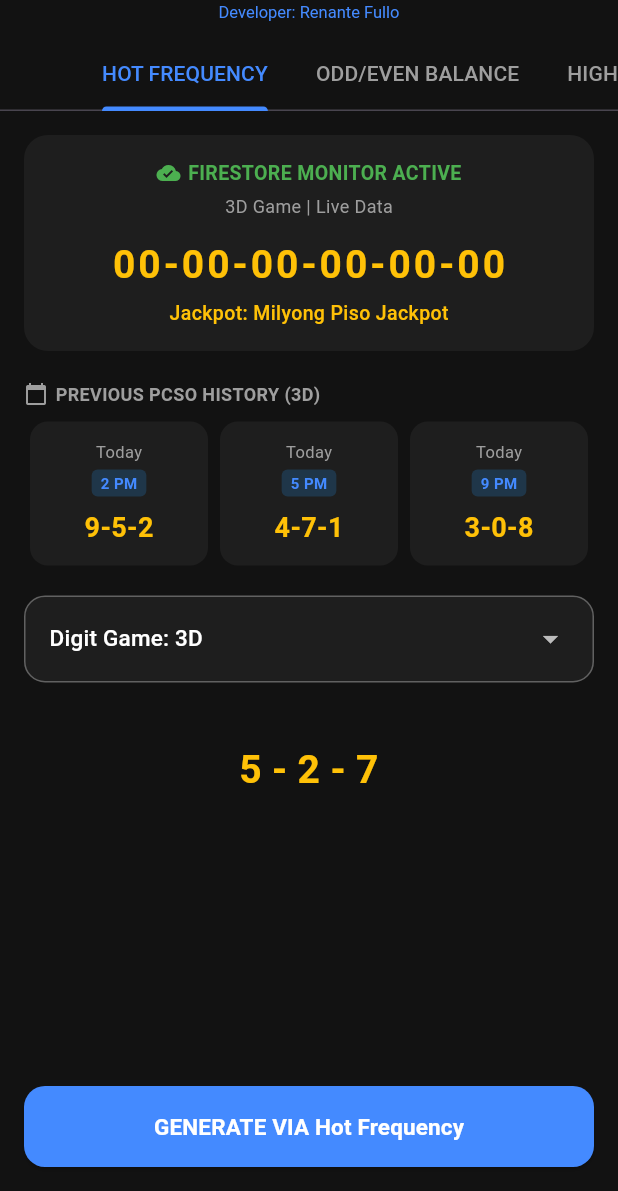
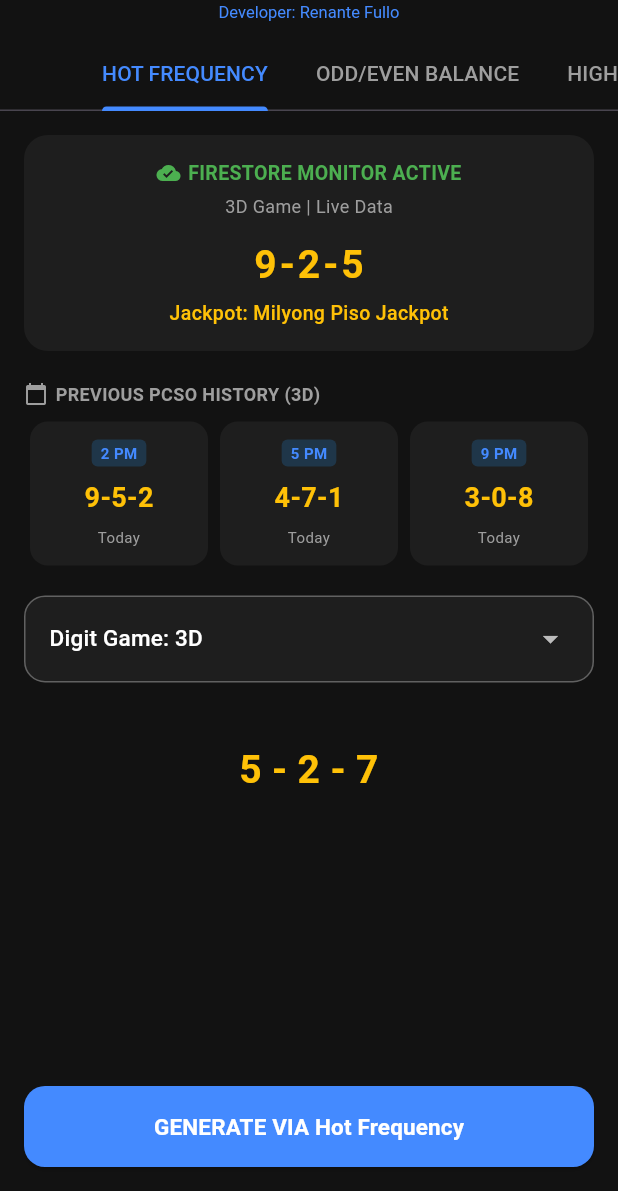
Before and after one commit to Saitama1978/lotto_picker, a Flutter app: the screen it shows after launch, after a tap on "GENERATE VIA Hot Frequency", on a phone screen of 412 x 824 dp, the part 45-1236 px from its top. Run offline on Flutter 3.47's test engine with Material 3 defaults, Android fonts, the light colour scheme and no system bars; our stand-ins replace cloud_firestore, firebase_core; accounts and stored records are empty.

Commit message:
Update main.dart

```diff
--- a/lotto_picker/lib/main.dart
+++ b/lotto_picker/lib/main.dart
@@ -6,7 +6,6 @@ import 'dart:math';
 void main() async {
   WidgetsFlutterBinding.ensureInitialized();
   try {
-    // 🎯 IBINALIK ANG TANGING SUSI PARA HINDI MAG-WHITE SCREEN:
     await Firebase.initializeApp(
       options: const FirebaseOptions(
         apiKey: 'AIzaSyA1B2C3D4E5F6G7H8I9J0K1L2M3N4O5P6Q',
@@ -55,13 +54,22 @@ class _HomeScreenState extends State<HomeScreen> with SingleTickerProviderStateM
   String selectedGameFreq = '3D';
   List<int> generatedNumbers = [];
 
-  // Live Screen Map states
+  // Live Screen States
   String cloudResult = "9-2-5";
   String history2pm = "9-5-2";
   String history5pm = "4-7-1";
   String history9pm = "3-0-8";
+
+  // History Dates State
+  String date2pm = "Today";
+  String date5pm = "Today";
+  String date9pm = "Today";
+
   String gameName = "3D Swertres";
   String jackpotPrize = "P4,500.00";
+
+  // 🎯 BAGONG STATE: Dito itatago ang Dynamic Hot Pool galing sa Cloud!
+  List<int> cloudHotPool = [5, 9, 2, 7, 0]; // Fallback if offline
 
   @override
   void initState() {
@@ -70,31 +78,23 @@ class _HomeScreenState extends State<HomeScreen> with SingleTickerProviderStateM
     _listenToFirestore(selectedGameFreq);
   }
 
-  // Live Listener galing sa Cloud Firestore
   void _listenToFirestore(String game) {
     FirebaseFirestore.instance.collection('pcso_data').doc(game).snapshots().listen((snapshot) {
       if (!mounted) return;
-
       if (!snapshot.exists) {
         _checkBackupCollection(game);
         return;
       }
-
       _updateScreenData(game, snapshot.data());
     });
   }
 
-  // Backup checker para sa 'results' collection mo
   void _checkBackupCollection(String game) {
     FirebaseFirestore.instance.collection('results').doc(game).snapshots().listen((snapshot) {
       if (!mounted || !snapshot.exists) {
         setState(() {
           gameName = game.contains('-') ? "$game Lotto" : "$game Game";
           jackpotPrize = "Milyong Piso Jackpot";
-          if (game == '2D') { cloudResult = "00-00"; jackpotPrize = "P4,000.00"; }
-          else if (game == '4D') { cloudResult = "0-0-0-0"; jackpotPrize = "P10,000.00+"; }
-          else if (game == '6D') { cloudResult = "0-0-0-0-0-0"; jackpotPrize = "P150,000.00+"; }
-          else { cloudResult = "00-00-00-00-00-00"; }
         });
         return;
       }
@@ -104,29 +104,52 @@ class _HomeScreenState extends State<HomeScreen> with SingleTickerProviderStateM
 
   void _updateScreenData(String game, Map<String, dynamic>? data) {
     setState(() {
+      String dbJackpot = (data?['jackpot'] ?? '').toString();
+
+      // 🎯 UTOS PARA HUGUTIN ANG HOT POOL GALING SA FIRESTORE
+      if (data != null && data.containsKey('hot_pool')) {
+        var rawPool = data['hot_pool'];
+        if (rawPool is List) {
+          cloudHotPool = rawPool.map((e) => int.parse(e.toString())).toList();
+        } else if (rawPool is String) {
+          // Kung string format tulad ng "5,9,2,7,0"
+          cloudHotPool = rawPool.split(',').map((e) => int.parse(e.trim())).toList();
+        }
+      } else {
+        // Default fallbacks kung walang data sa database field
+        if (game == '3D') cloudHotPool = [5, 9, 2, 7, 0];
+        else if (game == '2D') cloudHotPool = [24, 11, 5, 17, 30];
+        else cloudHotPool = [];
+      }
+
       if (game == '3D') {
         gameName = "3D Swertres";
-        jackpotPrize = "P4,500.00";
+        jackpotPrize = dbJackpot.isNotEmpty ? dbJackpot : "P4,500.00";
         cloudResult = (data?['result'] ?? '9-2-5').toString();
 
         history2pm = (data?['2pm'] ?? data?['history_2pm'] ?? '9-5-2').toString();
         history5pm = (data?['5pm'] ?? data?['history_5pm'] ?? '4-7-1').toString();
         history9pm = (data?['9pm'] ?? data?['history_9pm'] ?? '3-0-8').toString();
+
+        date2pm = (data?['date_2pm'] ?? data?['2pm_date'] ?? 'Today').toString();
+        date5pm = (data?['date_5pm'] ?? data?['5pm_date'] ?? 'Today').toString();
+        date9pm = (data?['date_9pm'] ?? data?['9pm_date'] ?? 'Today').toString();
+
       } else if (game == '2D') {
         gameName = "2D Lotto";
-        jackpotPrize = "P4,000.00";
+        jackpotPrize = dbJackpot.isNotEmpty ? dbJackpot : "P4,000.00";
         cloudResult = (data?['result'] ?? '24-11').toString();
       } else if (game == '4D') {
         gameName = "4D Lotto";
-        jackpotPrize = "Minimum P10,000.00";
+        jackpotPrize = dbJackpot.isNotEmpty ? dbJackpot : "Minimum P10,000.00";
         cloudResult = (data?['result'] ?? '1-2-3-4').toString();
       } else if (game == '6D') {
         gameName = "6D Lotto";
-        jackpotPrize = "Minimum P150,000.00";
+        jackpotPrize = dbJackpot.isNotEmpty ? dbJackpot : "Minimum P150,000.00";
         cloudResult = (data?['result'] ?? '1-2-3-4-5-6').toString();
       } else {
         gameName = "$game Lotto";
-        jackpotPrize = "Milyong Piso Jackpot";
+        jackpotPrize = dbJackpot.isNotEmpty ? dbJackpot : "P20,000,000.00+";
         cloudResult = (data?['result'] ?? '00-00-00-00-00-00').toString();
       }
     });
@@ -136,10 +159,16 @@ class _HomeScreenState extends State<HomeScreen> with SingleTickerProviderStateM
     final random = Random();
     setState(() {
       if (selectedGameFreq == '3D') {
-        List<int> pool = [5, 9, 2, 7, 0];
+        // 🎯 GAGAMITIN ANG LATEST HOT POOL GALING SA DATABASE
+        List<int> pool = cloudHotPool.isNotEmpty ? cloudHotPool : [5, 9, 2, 7, 0];
         generatedNumbers = List.generate(3, (_) => pool[random.nextInt(pool.length)]);
       } else if (selectedGameFreq == '2D') {
-        generatedNumbers = List.generate(2, (_) => random.nextInt(31) + 1);
+        List<int> pool = cloudHotPool.isNotEmpty ? cloudHotPool : [24, 11, 5, 17, 30];
+        Set<int> numbersSet = {};
+        while (numbersSet.length < 2) {
+          numbersSet.add(pool[random.nextInt(pool.length)]);
+        }
+        generatedNumbers = numbersSet.toList();
       } else if (selectedGameFreq == '4D') {
         generatedNumbers = List.generate(4, (_) => random.nextInt(10));
       } else if (selectedGameFreq == '6D') {
@@ -147,8 +176,16 @@ class _HomeScreenState extends State<HomeScreen> with SingleTickerProviderStateM
       } else {
         int maxNumber = int.parse(selectedGameFreq.split('-')[1]);
         Set<int> numbersSet = {};
-        while (numbersSet.length < 6) {
-          numbersSet.add(random.nextInt(maxNumber) + 1);
+
+        // Kung may nakalaang hot pool galing sa cloud para sa malalaking laro, ibabagay nito
+        if (cloudHotPool.length >= 6) {
+          while (numbersSet.length < 6) {
+            numbersSet.add(cloudHotPool[random.nextInt(cloudHotPool.length)]);
+          }
+        } else {
+          while (numbersSet.length < 6) {
+            numbersSet.add(random.nextInt(maxNumber) + 1);
+          }
         }
         generatedNumbers = numbersSet.toList()..sort();
       }
@@ -229,9 +266,9 @@ class _HomeScreenState extends State<HomeScreen> with SingleTickerProviderStateM
                     Row(
                       mainAxisAlignment: MainAxisAlignment.spaceBetween,
                       children: [
-                        _buildHistoryBox('2 PM', history2pm),
-                        _buildHistoryBox('5 PM', history5pm),
-                        _buildHistoryBox('9 PM', history9pm),
+                        _buildHistoryBox('2 PM', history2pm, date2pm),
+                        _buildHistoryBox('5 PM', history5pm, date5pm),
+                        _buildHistoryBox('9 PM', history9pm, date9pm),
                       ],
                     ),
                     const SizedBox(height: 20),
@@ -304,16 +341,14 @@ class _HomeScreenState extends State<HomeScreen> with SingleTickerProviderStateM
     );
   }
 
-  Widget _buildHistoryBox(String time, String result) {
+  Widget _buildHistoryBox(String time, String result, String dateValue) {
     return Expanded(
       child: Container(
         margin: const EdgeInsets.symmetric(horizontal: 4),
-        padding: const EdgeInsets.all(12),
+        padding: const EdgeInsets.symmetric(horizontal: 4, vertical: 12),
         decoration: BoxDecoration(color: const Color(0xFF1E1E1E), borderRadius: BorderRadius.circular(12)),
         child: Column(
           children: [
-            const Text('Today', style: TextStyle(color: Colors.grey, fontSize: 11)),
-            const SizedBox(height: 4),
             Container(
               padding: const EdgeInsets.symmetric(horizontal: 6, vertical: 2),
               decoration: BoxDecoration(color: Colors.blue.withOpacity(0.2), borderRadius: BorderRadius.circular(4)),
@@ -321,6 +356,12 @@ class _HomeScreenState extends State<HomeScreen> with SingleTickerProviderStateM
             ),
             const SizedBox(height: 8),
             Text(result, style: const TextStyle(color: Colors.amber, fontSize: 18, fontWeight: FontWeight.bold)),
+            const SizedBox(height: 6),
+            Text(
+              dateValue,
+              style: const TextStyle(color: Colors.grey, fontSize: 10, fontWeight: FontWeight.w400),
+              textAlign: TextAlign.center,
+            ),
           ],
         ),
       ),
```
